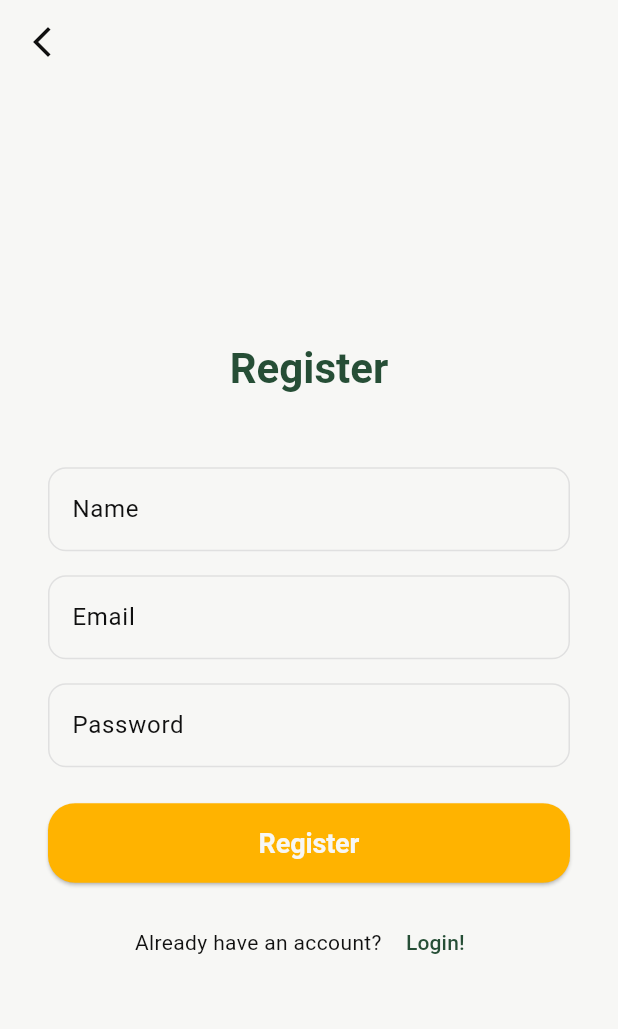
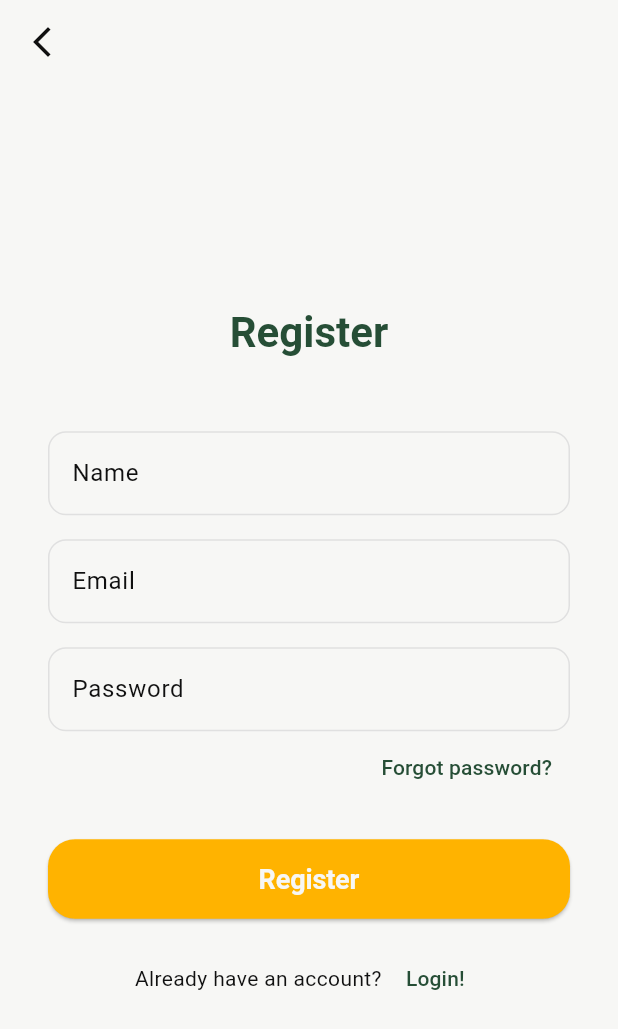
Before and after one commit to badriannp/forking-food, a Flutter app: the RegisterScreen screen opened directly, on a phone screen of 412 x 824 dp. Shown: the top 1029 px of the screen. Run offline on Flutter 3.47's test engine with Material 3 defaults, Android fonts, the phone set to English and light mode, and no system bars; our stand-ins replace cloud_firestore, firebase_auth, firebase_core, firebase_storage, flutter_card_swiper, flutter_svg and 2 more; accounts and stored records are empty; project files that could hold a hidden picture were left out.

Commit message:
feat: add reset link on register
A reset password link is now available on the register screen also.

```diff
--- a/lib/screens/register_screen.dart
+++ b/lib/screens/register_screen.dart
@@ -2,6 +2,7 @@ import 'package:flutter/material.dart';
 import 'package:flutter/services.dart';
 import '../services/auth_service.dart';
 import 'main_screen.dart';
+import 'forgot_password_screen.dart';
 
 class RegisterScreen extends StatefulWidget {
   const RegisterScreen({super.key});
@@ -197,6 +198,18 @@ class _RegisterScreenState extends State<RegisterScreen> {
                           _handleRegister();
                         },
                       ),
+                      Align(
+                        alignment: Alignment.centerRight,
+                        child: TextButton(
+                          onPressed: () {
+                            Navigator.push(
+                              context,
+                              MaterialPageRoute(builder: (_) => const ForgotPasswordScreen()),
+                            );
+                          },
+                          child: const Text('Forgot password?'),
+                        ),
+                      ),
                       const SizedBox(height: 24),
                       SizedBox(
                         width: double.infinity,
```
